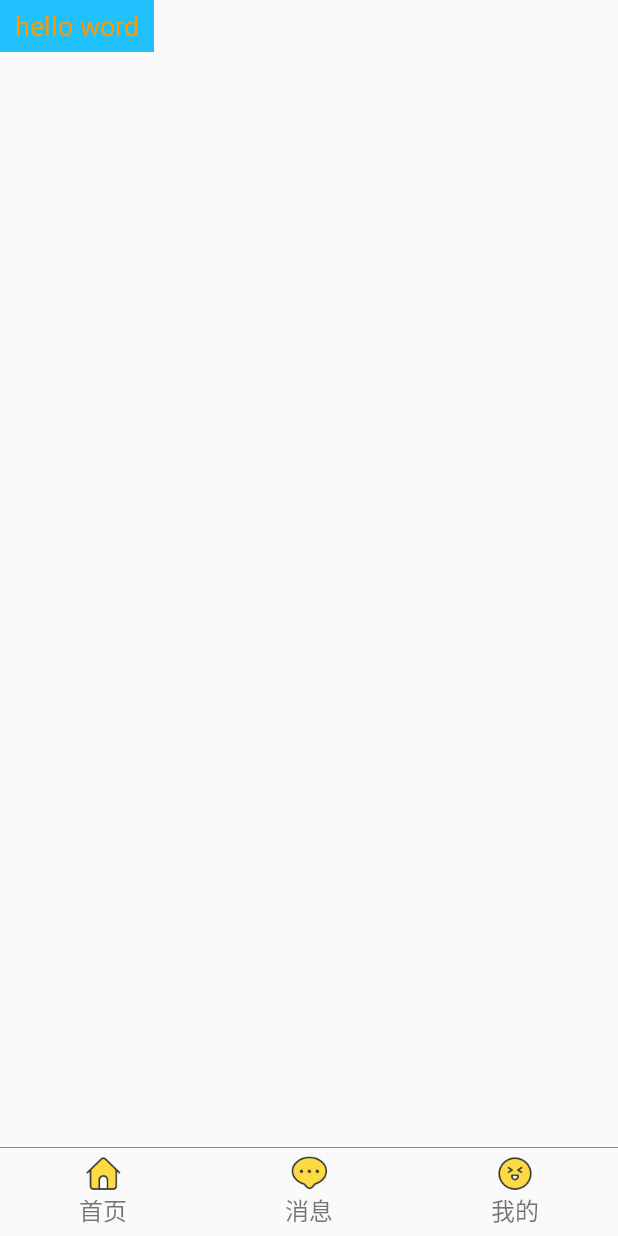
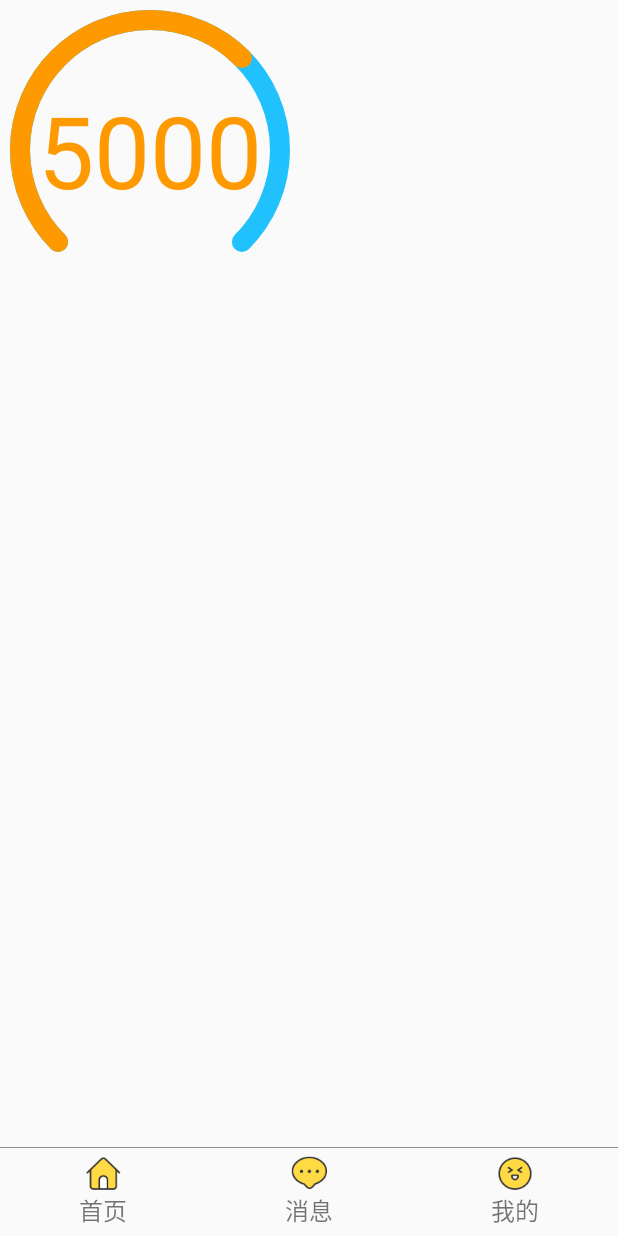
Before and after one commit to wjygg/ComponentBased, an Android app: the screen it shows after launch (HomeActivity), on a phone screen of 412 x 824 dp. Run offline under Robolectric (Android 15) with nearby library versions, the light colour scheme and no system bars; our stand-ins replace ButterKnife.

Commit message:
自定义qq计步器完成

```diff
--- a/app/src/main/java/com/example/wangjingyun/componentbased/widget/QQView.java
+++ b/app/src/main/java/com/example/wangjingyun/componentbased/widget/QQView.java
@@ -2,7 +2,10 @@ package com.example.wangjingyun.componentbased.widget;
 
 import android.content.Context;
 import android.content.res.TypedArray;
+import android.graphics.Canvas;
 import android.graphics.Color;
+import android.graphics.Paint;
+import android.graphics.RectF;
 import android.util.AttributeSet;
 import android.view.View;
 
@@ -25,6 +28,9 @@ public class QQView extends View {
 
     private int QQViewTextSize=20;
 
+    private String QQViewText;
+
+    private Paint paint,textPaint,innerPaint;
     public QQView(Context context) {
         this(context,null);
     }
@@ -36,12 +42,40 @@ public class QQView extends View {
     public QQView(Context context, AttributeSet attrs, int defStyleAttr) {
         super(context, attrs, defStyleAttr);
         TypedArray typedArray=context.obtainStyledAttributes(attrs, R.styleable.QQView);
+        QQViewText=typedArray.getString(R.styleable.QQView_QQViewText);
         QQViewInnerColor=typedArray.getColor(R.styleable.QQView_QQViewInnerColor,QQViewInnerColor);
         QQViewOutnerColor=typedArray.getColor(R.styleable.QQView_QQViewOutnerColor,QQViewOutnerColor);
         QQViewBorderWidth= (int) typedArray.getDimension(R.styleable.QQView_QQViewBorderWidth,QQViewBorderWidth);
         QQViewTextColor=typedArray.getColor(R.styleable.QQView_QQViewTextColor,QQViewTextColor);
         QQViewTextSize=typedArray.getDimensionPixelSize(R.styleable.QQView_QQViewTextSize,QQViewTextSize);
         typedArray.recycle();
+
+        initPaint();
+    }
+
+    private void initPaint() {
+        //外圆弧
+        paint=new Paint();
+        paint.setStyle(Paint.Style.STROKE);
+        paint.setAntiAlias(true);
+        paint.setStrokeWidth(QQViewBorderWidth);
+        paint.setColor(QQViewOutnerColor);
+        paint.setStrokeCap(Paint.Cap.ROUND);
+
+        //内圆弧
+        innerPaint=new Paint();
+        innerPaint.setStyle(Paint.Style.STROKE);
+        innerPaint.setAntiAlias(true);
+        innerPaint.setStrokeWidth(QQViewBorderWidth);
+        innerPaint.setColor(QQViewInnerColor);
+        innerPaint.setStrokeCap(Paint.Cap.ROUND);
+
+        //字体
+        textPaint=new Paint();
+        textPaint.setStyle(Paint.Style.FILL);
+        textPaint.setAntiAlias(true);
+        textPaint.setColor(QQViewTextColor);
+        textPaint.setTextSize(QQViewTextSize);
     }
 
     @Override
@@ -55,4 +89,36 @@ public class QQView extends View {
         setMeasuredDimension(mWidth>mHeight?mHeight:mWidth,mWidth>mHeight?mHeight:mWidth);
     }
 
+
+    @Override
+    protected void onDraw(Canvas canvas) {
+        super.onDraw(canvas);
+
+        int cententX=getWidth()/2;
+
+        int radis=getWidth()/2-QQViewBorderWidth;
+
+        RectF rectF=new RectF(cententX-radis,cententX-radis,cententX+radis,cententX+radis);
+
+        canvas.drawArc(rectF,135,270,false,paint);
+
+
+        //画内圆弧
+
+        canvas.drawArc(rectF,135,180,false,innerPaint);
+
+        //画文字
+        Paint.FontMetricsInt fontMetricsInt = textPaint.getFontMetricsInt();
+        int dy=(fontMetricsInt.bottom-fontMetricsInt.top)/2-fontMetricsInt.bottom;
+        int baseLine=getHeight()/2+dy;
+        int x= (int) (getWidth()/2-textPaint.measureText(QQViewText)/2);
+        canvas.drawText(QQViewText,x,baseLine,textPaint);
+    }
+
+
+    public void setCurrent(){
+
+
+
+    }
 }
--- a/app/src/main/java/com/example/wangjingyun/componentbased/widget/TestTextView.java
+++ b/app/src/main/java/com/example/wangjingyun/componentbased/widget/TestTextView.java
@@ -112,6 +112,9 @@ public class TestTextView extends View {
 
 
 
+
+
+
         Rect bounds=new Rect();
         //获取字符串的宽度
         paint.getTextBounds(testTextText,0,testTextText.length(),bounds);
--- a/app/src/main/res/layout/fragment_home_layout.xml
+++ b/app/src/main/res/layout/fragment_home_layout.xml
@@ -4,17 +4,17 @@
     android:layout_width="match_parent"
     android:layout_height="match_parent">
 
-    <!--<com.example.wangjingyun.componentbased.widget.QQView
-        qqview:QQViewTextSize="30dp"
-        qqview:QQViewInnerColor="@color/orange"
-        qqview:QQViewOutnerColor="@color/blue_30"
-        qqview:QQViewTextColor="@color/orange"
-        qqview:QQViewBorderWidth="20dp"
-        android:layout_width="80dp"
-        android:layout_height="80dp"
-        ></com.example.wangjingyun.componentbased.widget.QQView>-->
+    <com.example.wangjingyun.componentbased.widget.QQView
+        app:QQViewTextSize="100px"
+        app:QQViewInnerColor="@color/orange"
+        app:QQViewOutnerColor="@color/blue_30"
+        app:QQViewTextColor="@color/orange"
+        app:QQViewText="5000"
+        android:layout_width="200dp"
+        android:layout_height="200dp"
+        android:id="@+id/QQView"></com.example.wangjingyun.componentbased.widget.QQView>
 
-    <com.example.wangjingyun.componentbased.widget.TestTextView
+    <!-- <com.example.wangjingyun.componentbased.widget.TestTextView
          app:TestTextViewText="hello word"
          app:TestTextViewTextColor="@color/orange"
          app:TestTextViewTextSize="18sp"
@@ -25,5 +25,5 @@
          android:id="@+id/testTextView">
 
 
-    </com.example.wangjingyun.componentbased.widget.TestTextView>
+     </com.example.wangjingyun.componentbased.widget.TestTextView>-->
 </LinearLayout>
--- a/app/src/main/res/values/attrs.xml
+++ b/app/src/main/res/values/attrs.xml
@@ -11,6 +11,8 @@
     <attr name="QQViewTextColor" format="color"></attr>
     <!--字体的大小-->
     <attr name="QQViewTextSize" format="dimension"></attr>
+    <!--字体-->
+    <attr name="QQViewText" format="string"></attr>
 </declare-styleable>
 
 <declare-styleable name="TestTextView">
```
Lines whose indentation alone changed are shown as unchanged.
